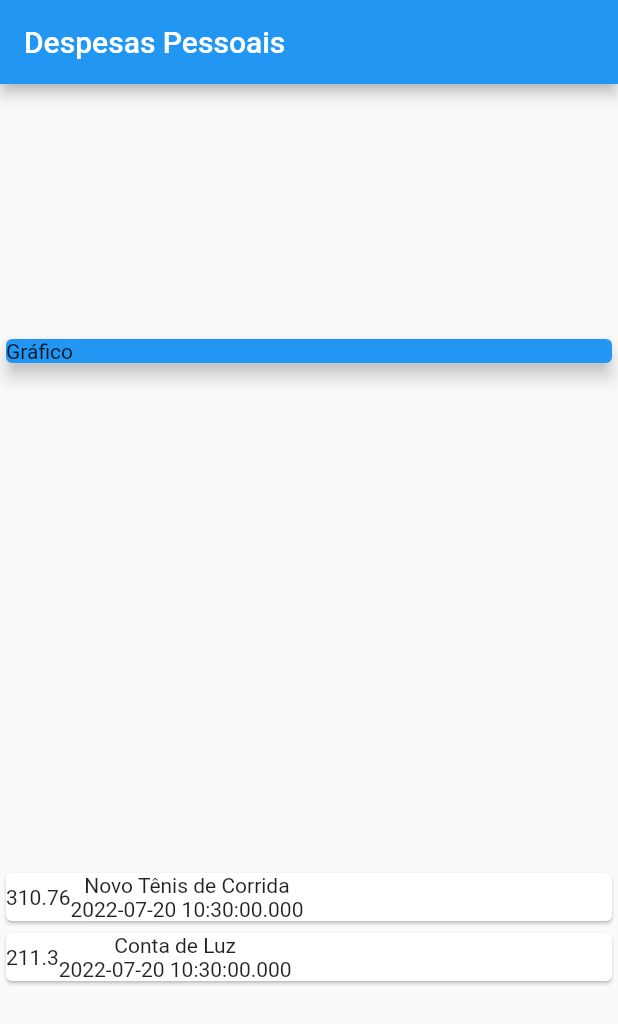
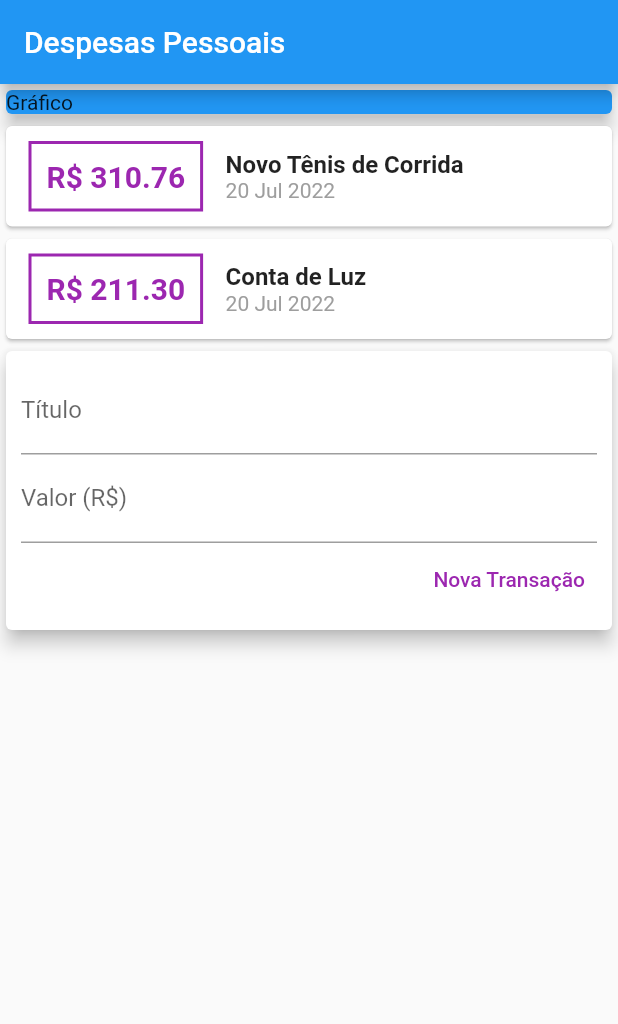
Before and after one commit to luwanhika/expenses, a Flutter app: the screen it shows after launch, on a phone screen of 412 x 824 dp. Shown: the top 1024 px of the screen. Run offline on Flutter 3.47's test engine with Material 2 defaults, Android fonts, the phone set to English and light mode, and no system bars.

Commit message:
criação do campos de textos

```diff
--- a/lib/main.dart
+++ b/lib/main.dart
@@ -1,4 +1,5 @@
 import 'package:flutter/material.dart';
+import 'package:intl/intl.dart';
 
 import 'models/transaction.dart';
 
@@ -39,7 +40,6 @@ class MyHomePage extends StatelessWidget {
         title: const Text('Despesas Pessoais'),
       ),
       body: Column(
-        mainAxisAlignment: MainAxisAlignment.spaceAround,
         crossAxisAlignment: CrossAxisAlignment.stretch,
         children: [
           const SizedBox(
@@ -55,16 +55,41 @@ class MyHomePage extends StatelessWidget {
               return Card(
                 child: Row(
                   children: [
-                    SizedBox(
+                    Container(
+                      margin: const EdgeInsets.symmetric(
+                        horizontal: 15,
+                        vertical: 10,
+                      ),
+                      decoration: BoxDecoration(
+                        border: Border.all(
+                          color: Colors.purple,
+                          width: 2,
+                        ),
+                      ),
+                      padding: const EdgeInsets.all(10),
                       child: Text(
-                        tr.value.toString(),
+                        'R\$ ${tr.value.toStringAsFixed(2)}',
+                        style: const TextStyle(
+                            fontWeight: FontWeight.bold,
+                            fontSize: 20,
+                            color: Colors.purple),
                       ),
                     ),
                     Column(
+                      crossAxisAlignment: CrossAxisAlignment.start,
                       children: [
-                        Text(tr.title),
                         Text(
-                          tr.date.toString(),
+                          tr.title,
+                          style: const TextStyle(
+                            fontWeight: FontWeight.bold,
+                            fontSize: 16,
+                          ),
+                        ),
+                        Text(
+                          DateFormat('d MMM y').format(tr.date),
+                          style: const TextStyle(
+                            color: Colors.grey,
+                          ),
                         ),
                       ],
                     ),
@@ -73,6 +98,38 @@ class MyHomePage extends StatelessWidget {
               );
             }).toList(),
           ),
+          Card(
+            elevation: 5,
+            child: Padding(
+              padding: const EdgeInsets.all(10),
+              child: Column(
+                children: [
+                  const TextField(
+                    decoration: InputDecoration(
+                      labelText: 'Título',
+                    ),
+                  ),
+                  const TextField(
+                    decoration: InputDecoration(
+                      labelText: 'Valor (R\$)',
+                    ),
+                  ),
+                  Row(
+                    mainAxisAlignment: MainAxisAlignment.end,
+                    children: [
+                      TextButton(
+                        style: TextButton.styleFrom(
+                          primary: Colors.purple,
+                        ),
+                        child: const Text('Nova Transação'),
+                        onPressed: () {},
+                      ),
+                    ],
+                  ),
+                ],
+              ),
+            ),
+          )
         ],
       ),
     );
--- a/pubspec.yaml
+++ b/pubspec.yaml
@@ -34,6 +34,7 @@ dependencies:
   # The following adds the Cupertino Icons font to your application.
   # Use with the CupertinoIcons class for iOS style icons.
   cupertino_icons: ^1.0.2
+  intl: ^0.17.0
 
 dev_dependencies:
   flutter_test:
```
Also changed, not shown: pubspec.lock, 1 other file.
